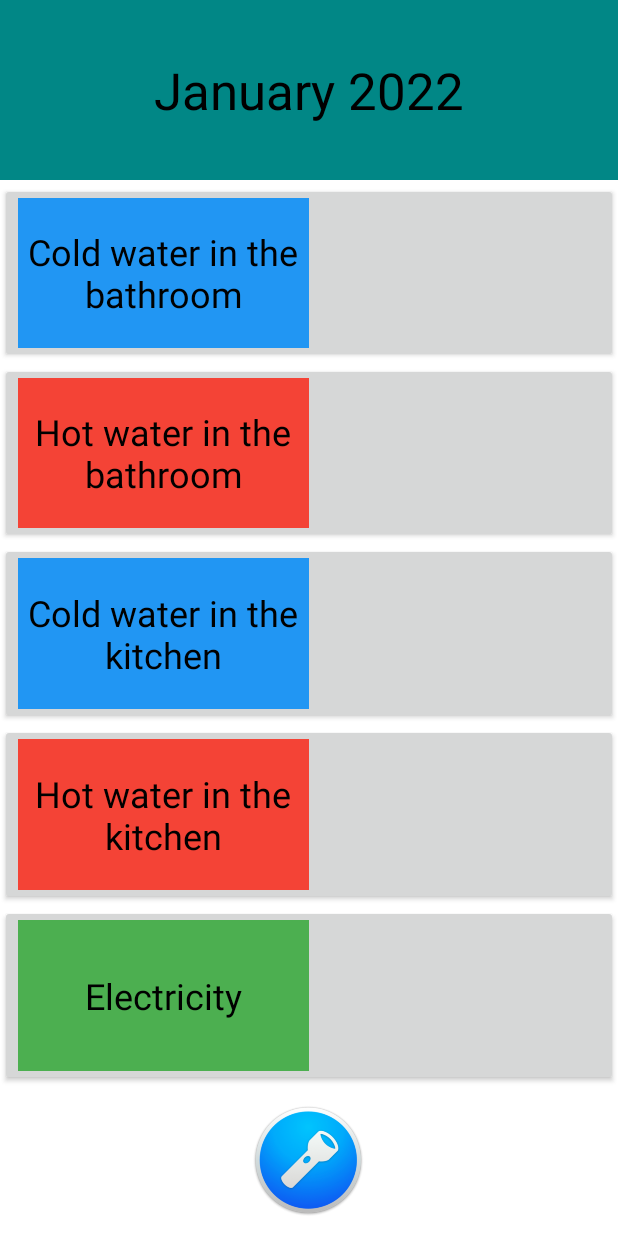
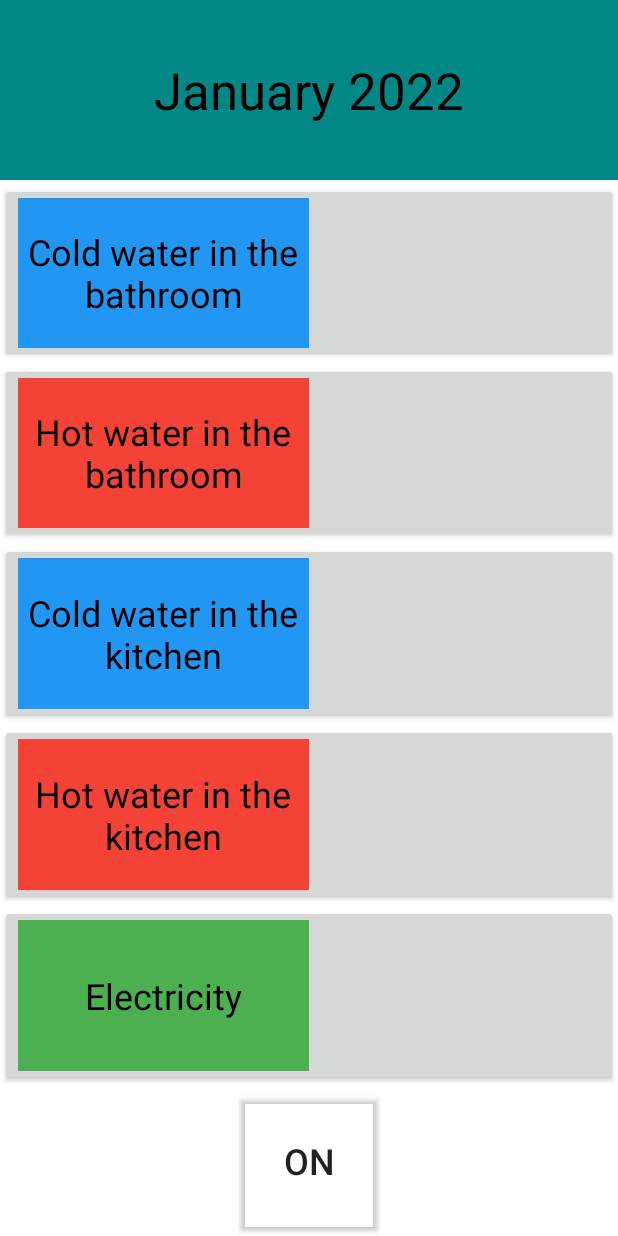
Before and after one commit to victor1810/UtilityMeters, an Android app: the screen it shows after launch (MainActivity), on a phone screen of 412 x 824 dp. Run offline under Robolectric (Android 15) with nearby library versions, the phone set to English and light mode, and no system bars; 1 statement that could not run was skipped.

Commit message:
Added a working flashlight button

```diff
--- a/app/src/main/AndroidManifest.xml
+++ b/app/src/main/AndroidManifest.xml
@@ -1,7 +1,8 @@
 <?xml version="1.0" encoding="utf-8"?>
 <manifest xmlns:android="http://schemas.android.com/apk/res/android"
     package="com.victor.utilitymeters">
-
+    <uses-permission android:name="android.permission.CAMERA" />
+   <uses-feature android:name="android.hardware.camera.flash" />
     <application
         android:allowBackup="true"
         android:icon="@mipmap/ic_launcher"
@@ -11,6 +12,7 @@
         android:theme="@style/Theme.UtilityMeters">
         <activity
             android:name=".MainActivity"
+            android:screenOrientation="portrait"
             android:exported="true">
             <intent-filter>
                 <action android:name="android.intent.action.MAIN" />
--- a/app/src/main/java/com/victor/utilitymeters/MainActivity.kt
+++ b/app/src/main/java/com/victor/utilitymeters/MainActivity.kt
@@ -1,11 +1,53 @@
 package com.victor.utilitymeters
 
+import android.content.Context
+import android.content.DialogInterface
+import android.content.pm.PackageManager
+import android.hardware.camera2.CameraAccessException
+import android.hardware.camera2.CameraManager
+import android.os.Build
 import androidx.appcompat.app.AppCompatActivity
 import android.os.Bundle
+import android.widget.ToggleButton
+import androidx.appcompat.app.AlertDialog
 
 class MainActivity : AppCompatActivity() {
-    override fun onCreate(savedInstanceState: Bundle?) {
-        super.onCreate(savedInstanceState)
-        setContentView(R.layout.activity_main)
-    }
+   private lateinit var cameraManager: CameraManager
+   private lateinit var cameraId: String
+   private lateinit var toggleButton: ToggleButton
+   override fun onCreate(savedInstanceState: Bundle?) {
+      super.onCreate(savedInstanceState)
+      setContentView(R.layout.activity_main)
+      title = "KotlinApp"
+      val isFlashAvailable = applicationContext.packageManager
+      .hasSystemFeature(PackageManager.FEATURE_CAMERA_FRONT)
+      if (!isFlashAvailable) {
+         showNoFlashError()
+      }
+      cameraManager = getSystemService(Context.CAMERA_SERVICE) as CameraManager
+      try {
+         cameraId = cameraManager.cameraIdList[0]
+      } catch (e: CameraAccessException) {
+         e.printStackTrace()
+      }
+      toggleButton = findViewById(R.id.flashlightButton)
+      toggleButton.setOnCheckedChangeListener { _, isChecked -> switchFlashLight(isChecked) }
+   }
+   private fun showNoFlashError() {
+      val alert = AlertDialog.Builder(this)
+      .create()
+      alert.setTitle("Oops!")
+      alert.setMessage("Flash not available in this device...")
+      alert.setButton(DialogInterface.BUTTON_POSITIVE, "OK") { _, _ -> finish() }
+      alert.show()
+   }
+   private fun switchFlashLight(status: Boolean) {
+      try {
+         if (Build.VERSION.SDK_INT >= Build.VERSION_CODES.M) {
+            cameraManager.setTorchMode(cameraId, status)
+         }
+      } catch (e: CameraAccessException) {
+         e.printStackTrace()
+      }
+   }
 }
--- a/app/src/main/res/layout/activity_main.xml
+++ b/app/src/main/res/layout/activity_main.xml
@@ -20,16 +20,19 @@
         app:layout_constraintStart_toStartOf="parent"
         app:layout_constraintTop_toTopOf="parent" />
 
-    <ImageButton
-        android:id="@+id/imageButton2"
+    <ToggleButton
+        android:id="@+id/flashlightButton"
         android:layout_width="100dp"
         android:layout_height="100dp"
         android:backgroundTint="#00FFFFFF"
         android:scaleType="fitCenter"
+        android:textSize="24sp"
+        android:text="On/Off Camera LED/ Flashlight Android"
+        android:textOff="On"
+        android:textOn="Off"
         app:layout_constraintBottom_toBottomOf="parent"
         app:layout_constraintEnd_toEndOf="parent"
-        app:layout_constraintStart_toStartOf="parent"
-        app:srcCompat="@drawable/flashlight" />
+        app:layout_constraintStart_toStartOf="parent" />
 
     <LinearLayout
         android:layout_width="match_parent"
@@ -37,7 +40,7 @@
         android:layout_marginTop="2dp"
         android:layout_marginBottom="0dp"
         android:orientation="vertical"
-        app:layout_constraintBottom_toTopOf="@+id/imageButton2"
+        app:layout_constraintBottom_toTopOf="@+id/flashlightButton"
         app:layout_constraintEnd_toEndOf="parent"
         app:layout_constraintStart_toStartOf="parent"
         app:layout_constraintTop_toBottomOf="@+id/textMonth">
```
Also changed, not shown: 1 other file.
